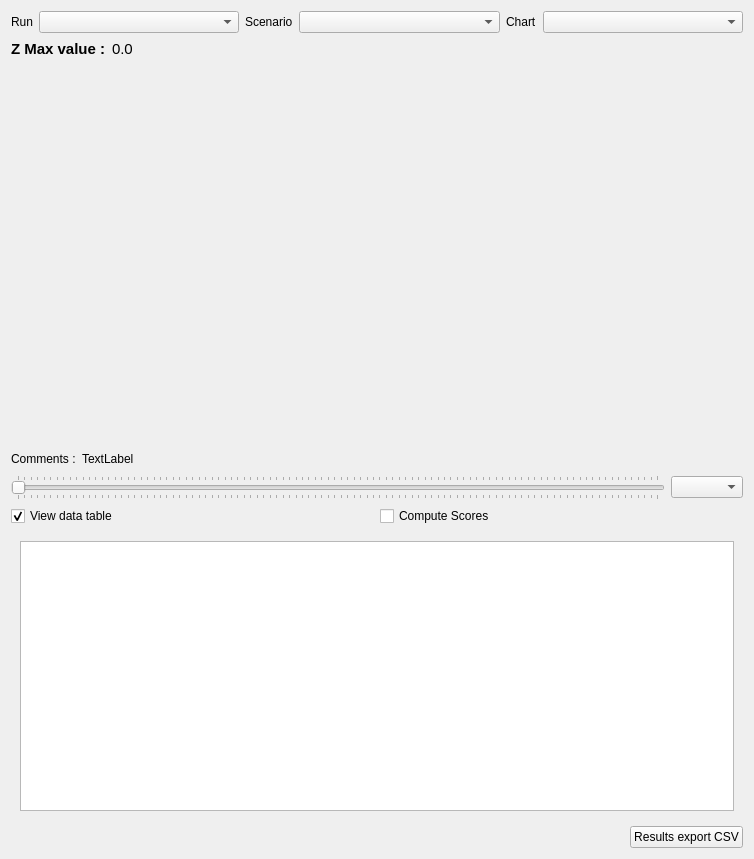
Old version of the form ui/graphResult_new.ui in the repository Artelia/Mascaret.
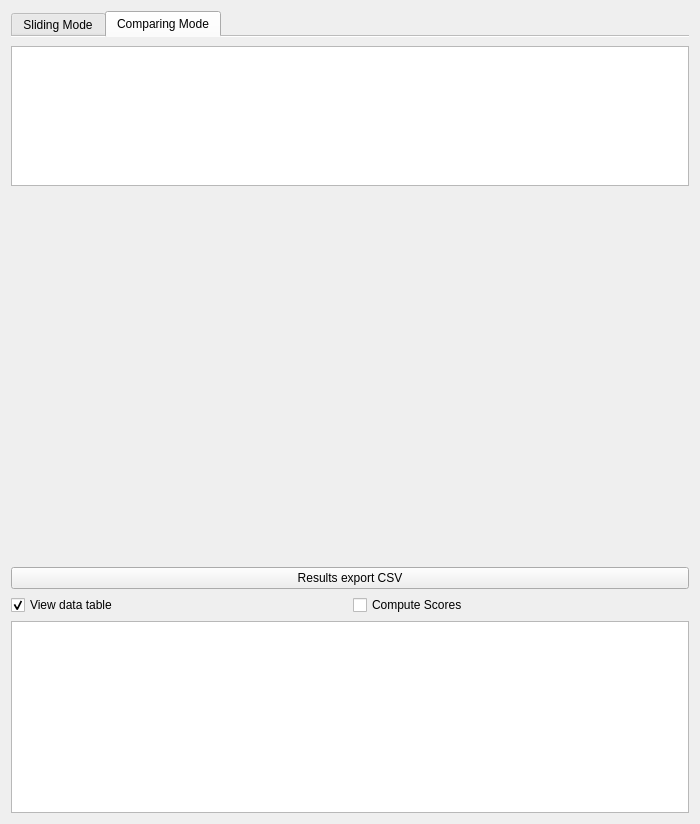
New version of the form. The open tabs and pages were chosen to show the change.

What changed in the file:
```diff
--- a/ui/graphResult_new.ui
+++ b/ui/graphResult_new.ui
@@ -6,8 +6,8 @@
    <rect>
     <x>0</x>
     <y>0</y>
-    <width>754</width>
-    <height>859</height>
+    <width>700</width>
+    <height>824</height>
    </rect>
   </property>
   <property name="windowTitle">
@@ -15,7 +15,88 @@
   </property>
   <layout class="QVBoxLayout" name="verticalLayout_3">
    <item>
-    <widget class="QFrame" name="frm_top">
+    <widget class="QFrame" name="frm_mode">
+     <property name="maximumSize">
+      <size>
+       <width>16777215</width>
+       <height>175</height>
+      </size>
+     </property>
+     <layout class="QVBoxLayout" name="verticalLayout_7">
+      <property name="leftMargin">
+       <number>0</number>
+      </property>
+      <property name="topMargin">
+       <number>0</number>
+      </property>
+      <property name="rightMargin">
+       <number>0</number>
+      </property>
+      <property name="bottomMargin">
+       <number>0</number>
+      </property>
+      <item>
+       <widget class="QTabWidget" name="tw_mode">
+        <property name="sizePolicy">
+         <sizepolicy hsizetype="Expanding" vsizetype="Maximum">
+          <horstretch>0</horstretch>
+          <verstretch>0</verstretch>
+         </sizepolicy>
+        </property>
+        <property name="currentIndex">
+         <number>0</number>
+        </property>
+        <property name="documentMode">
+         <bool>true</bool>
+        </property>
+        <widget class="QWidget" name="tb_slide">
+         <attribute name="title">
+          <string>Sliding Mode</string>
+         </attribute>
+         <layout class="QVBoxLayout" name="verticalLayout_5">
+          <property name="leftMargin">
+           <number>0</number>
+          </property>
+          <property name="rightMargin">
+           <number>0</number>
+          </property>
+          <property name="bottomMargin">
+           <number>0</number>
+          </property>
+          <item>
+           <layout class="QHBoxLayout" name="lay_sel_curve"/>
+          </item>
+         </layout>
+        </widget>
+        <widget class="QWidget" name="tb_compar">
+         <attribute name="title">
+          <string>Comparing Mode</string>
+         </attribute>
+         <layout class="QVBoxLayout" name="verticalLayout_6">
+          <property name="leftMargin">
+           <number>0</number>
+          </property>
+          <property name="topMargin">
+           <number>9</number>
+          </property>
+          <property name="rightMargin">
+           <number>0</number>
+          </property>
+          <property name="bottomMargin">
+           <number>0</number>
+          </property>
+          <item>
+           <widget class="QListWidget" name="listWidget"/>
+          </item>
+         </layout>
+        </widget>
+       </widget>
+      </item>
+     </layout>
+    </widget>
+   </item>
+   <item>
+    <widget class="QFrame" name="frm_graph">
      <property name="frameShape">
       <enum>QFrame::NoFrame</enum>
      </property>
@@ -36,186 +117,25 @@
        <number>0</number>
       </property>
       <item>
-       <layout class="QVBoxLayout" name="lay_fig">
-        <item>
-         <layout class="QHBoxLayout" name="horizontalLayout">
-          <item>
-           <widget class="QLabel" name="label">
-            <property name="sizePolicy">
-             <sizepolicy hsizetype="Maximum" vsizetype="Preferred">
-              <horstretch>0</horstretch>
-              <verstretch>0</verstretch>
-             </sizepolicy>
-            </property>
-            <property name="text">
-             <string>Run</string>
-            </property>
-           </widget>
-          </item>
-          <item>
-           <widget class="QComboBox" name="cb_run"/>
-          </item>
-          <item>
-           <widget class="QLabel" name="label_2">
-            <property name="sizePolicy">
-             <sizepolicy hsizetype="Maximum" vsizetype="Preferred">
-              <horstretch>0</horstretch>
-              <verstretch>0</verstretch>
-             </sizepolicy>
-            </property>
-            <property name="text">
-             <string>Scenario</string>
-            </property>
-           </widget>
-          </item>
-          <item>
-           <widget class="QComboBox" name="cb_scen"/>
-          </item>
-          <item>
-           <widget class="QLabel" name="label_3">
-            <property name="sizePolicy">
-             <sizepolicy hsizetype="Maximum" vsizetype="Preferred">
-              <horstretch>0</horstretch>
-              <verstretch>0</verstretch>
-             </sizepolicy>
-            </property>
-            <property name="text">
-             <string>Chart</string>
-            </property>
-           </widget>
-          </item>
-          <item>
-           <widget class="QComboBox" name="cb_graph"/>
-          </item>
-         </layout>
-        </item>
-        <item>
-         <layout class="QHBoxLayout" name="horizontalLayout_4">
-          <item>
-           <widget class="QLabel" name="label_lbzmax">
-            <property name="font">
-             <font>
-              <pointsize>11</pointsize>
-              <weight>75</weight>
-              <bold>true</bold>
-             </font>
-            </property>
-            <property name="text">
-             <string>Z Max value :</string>
-            </property>
-           </widget>
-          </item>
-          <item>
-           <widget class="QLabel" name="label_zmax">
-            <property name="font">
-             <font>
-              <pointsize>11</pointsize>
-             </font>
-            </property>
-            <property name="text">
-             <string>0.0</string>
-            </property>
-           </widget>
-          </item>
-          <item>
-           <spacer name="horizontalSpacer_3">
-            <property name="orientation">
-             <enum>Qt::Horizontal</enum>
-            </property>
-            <property name="sizeHint" stdset="0">
-             <size>
-              <width>40</width>
-              <height>20</height>
-             </size>
-            </property>
-           </spacer>
-          </item>
-         </layout>
-        </item>
-        <item>
-         <layout class="QHBoxLayout" name="horizontalLayout_6">
-          <item>
-           <layout class="QVBoxLayout" name="lay_graph"/>
-          </item>
-          <item>
-           <layout class="QVBoxLayout" name="verticalLayout_6">
-            <item>
-             <spacer name="verticalSpacer">
-              <property name="orientation">
-               <enum>Qt::Vertical</enum>
-              </property>
-              <property name="sizeHint" stdset="0">
-               <size>
-                <width>20</width>
-                <height>40</height>
-               </size>
-              </property>
-             </spacer>
-            </item>
-           </layout>
-          </item>
-         </layout>
-        </item>
-        <item>
-         <layout class="QHBoxLayout" name="horizontalLayout_5">
-          <item>
-           <widget class="QLabel" name="label_coment">
-            <property name="text">
-             <string>Comments :</string>
-            </property>
-           </widget>
-          </item>
-          <item>
-           <widget class="QLabel" name="lbl_coment">
-            <property name="text">
-             <string>TextLabel</string>
-            </property>
-           </widget>
-          </item>
-          <item>
-           <spacer name="horizontalSpacer_2">
-            <property name="orientation">
-             <enum>Qt::Horizontal</enum>
-            </property>
-            <property name="sizeHint" stdset="0">
-             <size>
-              <width>40</width>
-              <height>20</height>
-             </size>
-            </property>
-           </spacer>
-          </item>
-         </layout>
-        </item>
-        <item>
-         <layout class="QHBoxLayout" name="horizontalLayout_2">
-          <item>
-           <widget class="QSlider" name="sld_det">
-            <property name="orientation">
-             <enum>Qt::Horizontal</enum>
-            </property>
-            <property name="tickPosition">
-             <enum>QSlider::TicksBothSides</enum>
-            </property>
-           </widget>
-          </item>
-          <item>
-           <widget class="QComboBox" name="cb_det">
-            <property name="sizePolicy">
-             <sizepolicy hsizetype="Maximum" vsizetype="Fixed">
-              <horstretch>0</horstretch>
-              <verstretch>0</verstretch>
-             </sizepolicy>
-            </property>
-           </widget>
-          </item>
-         </layout>
-        </item>
-       </layout>
+       <layout class="QVBoxLayout" name="lay_graph"/>
       </item>
      </layout>
     </widget>
    </item>
+   <item>
+    <layout class="QHBoxLayout" name="frm_graph_tb">
+     <item>
+      <layout class="QHBoxLayout" name="lay_graph_tbar"/>
+     </item>
+     <item>
+      <widget class="QPushButton" name="bt_expCsv">
+       <property name="text">
+        <string>Results export CSV</string>
+       </property>
+      </widget>
+     </item>
+    </layout>
+   </item>
    <item>
     <widget class="QFrame" name="frm_bottom">
      <property name="sizePolicy">
@@ -287,19 +207,37 @@
          </item>
          <item>
           <widget class="QStackedWidget" name="stw_res">
+           <property name="sizePolicy">
+            <sizepolicy hsizetype="Preferred" vsizetype="Minimum">
+             <horstretch>0</horstretch>
+             <verstretch>0</verstretch>
+            </sizepolicy>
+           </property>
+           <property name="maximumSize">
+            <size>
+             <width>16777215</width>
+             <height>200</height>
+            </size>
+           </property>
            <property name="currentIndex">
             <number>1</number>
            </property>
            <widget class="QWidget" name="p_tres">
             <layout class="QGridLayout" name="gridLayout_2">
+             <property name="leftMargin">
+              <number>0</number>
+             </property>
+             <property name="topMargin">
+              <number>0</number>
+             </property>
+             <property name="rightMargin">
+              <number>0</number>
+             </property>
+             <property name="bottomMargin">
+              <number>0</number>
+             </property>
              <item row="0" column="0">
               <widget class="QTableWidget" name="tw_data">
-               <property name="minimumSize">
-                <size>
-                 <width>0</width>
-                 <height>270</height>
-                </size>
-               </property>
                <property name="selectionMode">
                 <enum>QAbstractItemView::ContiguousSelection</enum>
                </property>
@@ -316,30 +254,6 @@
            </widget>
           </widget>
          </item>
-         <item>
-          <layout class="QHBoxLayout" name="horizontalLayout_3">
-           <item>
-            <spacer name="horizontalSpacer">
-             <property name="orientation">
-              <enum>Qt::Horizontal</enum>
-             </property>
-             <property name="sizeHint" stdset="0">
-              <size>
-               <width>40</width>
-               <height>20</height>
-              </size>
-             </property>
-            </spacer>
-           </item>
-           <item>
-            <widget class="QPushButton" name="bt_expCsv">
-             <property name="text">
-              <string>Results export CSV</string>
-             </property>
-            </widget>
-           </item>
-          </layout>
-         </item>
         </layout>
        </widget>
       </item>
```
Left out of the diff: 50 changed lines with no effect on the pictures.
